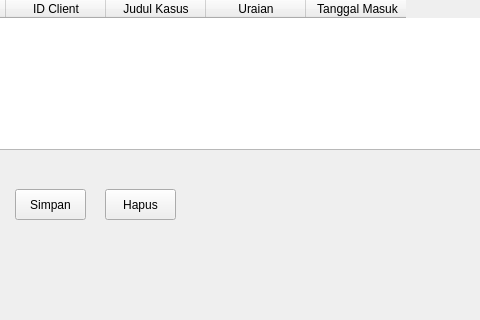
The window that formKasus.ui (MuhammadDzakiAkmalluddin/provisual_2310010603) describes before a commit, drawn with Qt 5; both pictures show x 105 to 585 and y 381 to 701 of the 753 by 701 pixel window.
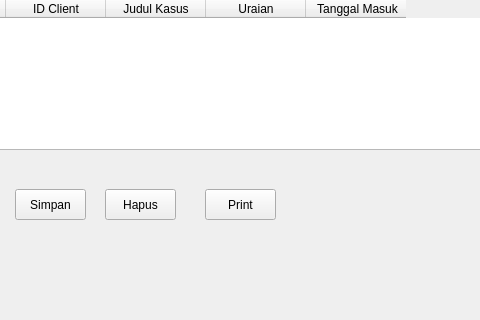
The same window after the commit.

Patch:
```diff
--- a/formKasus.ui
+++ b/formKasus.ui
@@ -159,6 +159,19 @@
     </rect>
    </property>
   </widget>
+  <widget class="QPushButton" name="btnPrint">
+   <property name="geometry">
+    <rect>
+     <x>310</x>
+     <y>570</y>
+     <width>71</width>
+     <height>31</height>
+    </rect>
+   </property>
+   <property name="text">
+    <string>Print</string>
+   </property>
+  </widget>
  </widget>
  <resources/>
  <connections/>
```
